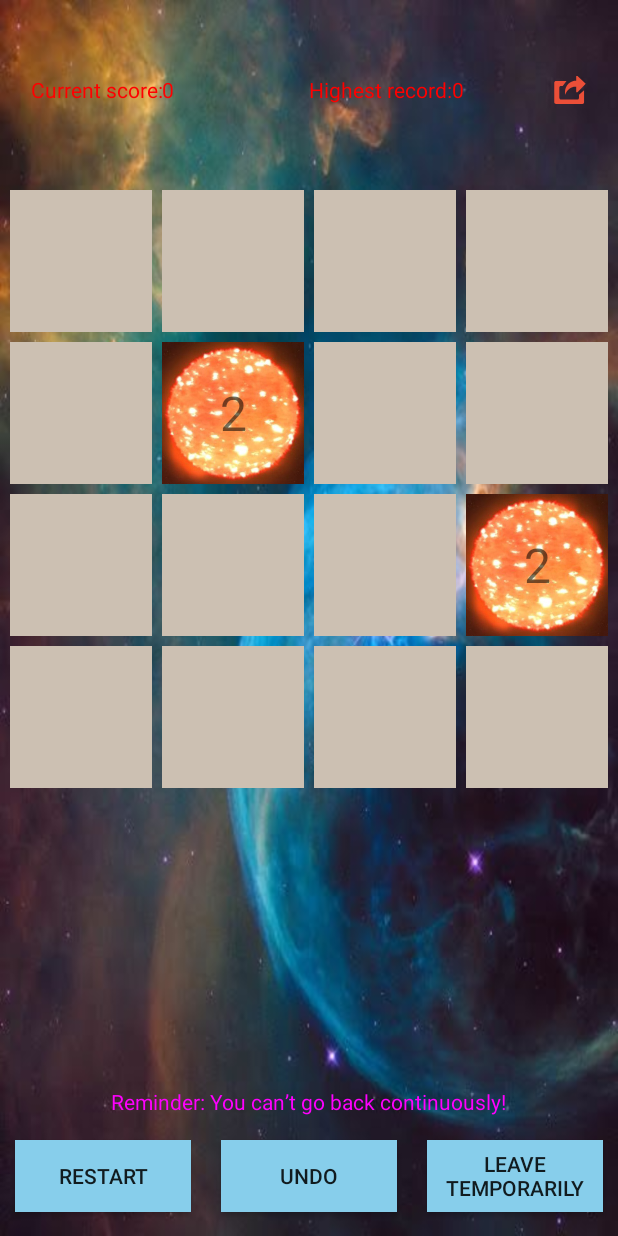
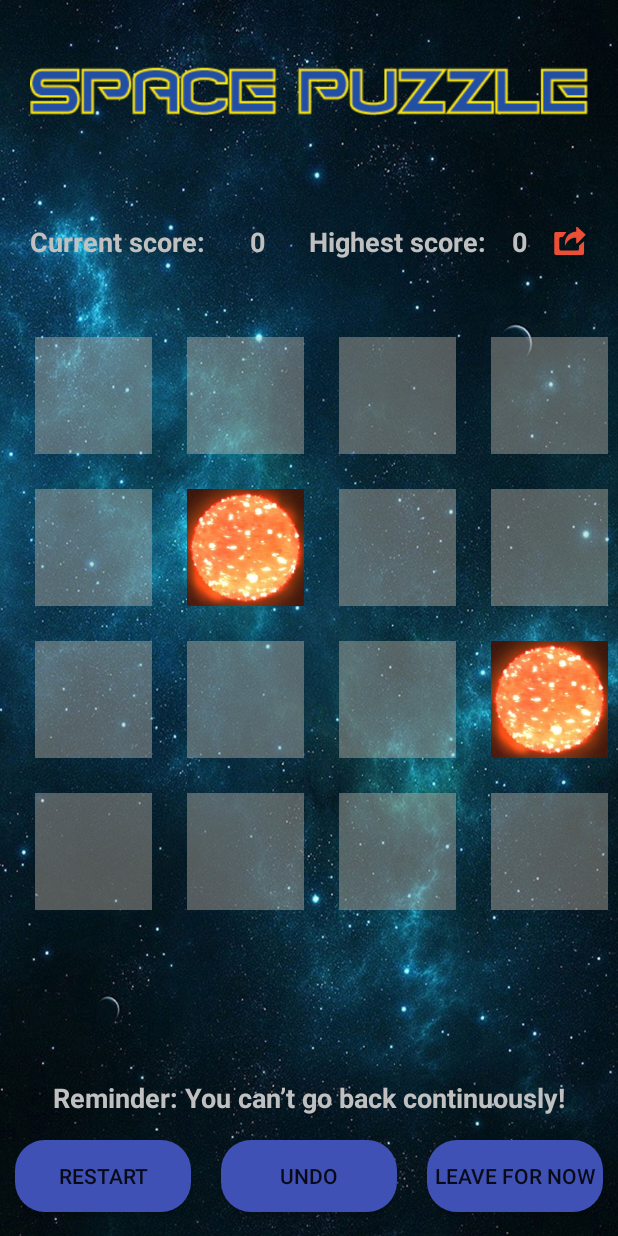
Before and after one commit to dkustarnikov/Space_Puzzle, an Android app: the screen it shows after launch (MainActivity), on a phone screen of 412 x 824 dp. Run offline under Robolectric (Android 15) with nearby library versions, the phone set to English and light mode, and no system bars.

Commit message:
Second commit

```diff
--- a/app/src/main/java/com/spacepuzzle/Card.java
+++ b/app/src/main/java/com/spacepuzzle/Card.java
@@ -15,9 +15,11 @@ public class Card extends FrameLayout {
         super(context);
         lable = new TextView(getContext());
         lable.setTextSize(32);
+        lable.setBackgroundDrawable(getResources().getDrawable(R.drawable.card_background));
         lable.setGravity(Gravity.CENTER);
         LayoutParams lp = new LayoutParams(-1, -1);
-        lp.setMargins(10, 10, 0, 0);
+
+        lp.setMargins(35, 35, 0, 0);
         addView(lable, lp);
         setNum(0);
     }
@@ -31,36 +33,48 @@ public class Card extends FrameLayout {
 
         //Set the size of the number
         this.num = num;
-        if (num > 0) {
-            lable.setText(num + "");
-        } else {
-            lable.setText("");
-        }
-
+//        if (num > 0) {
+//            lable.setText(num + "");
+//        } else {
+//            lable.setText("");
+//        }
         //Change the background color of the card according to the value
         switch (num) {
-            case 0: lable.setBackgroundColor(0xffccc0b2); break;
+            case 0: lable.setBackgroundColor(0xffccc0b2);
+            lable.setAlpha(.4f);
+            break;
             case 2: lable.setBackgroundColor(0xffeee4da);
+                lable.setAlpha(1f);
                 lable.setBackgroundDrawable(getResources().getDrawable(R.drawable.red_giant_image_two)); break;
             case 4: lable.setBackgroundColor(0xffede0c8);
+                lable.setAlpha(1f);
                 lable.setBackgroundDrawable(getResources().getDrawable(R.drawable.binary_stars_four));break;
             case 8: lable.setBackgroundColor(0xfff2b179);
+                lable.setAlpha(1f);
                 lable.setBackgroundDrawable(getResources().getDrawable(R.drawable.black_hole_absorbing_eight));break;
             case 16: lable.setBackgroundColor(0xfff59563);
+                lable.setAlpha(1f);
                 lable.setBackgroundDrawable(getResources().getDrawable(R.drawable.cyan_blue_many_stars_sixteen));break;
             case 32: lable.setBackgroundColor(0xfff67c5f);
+                lable.setAlpha(1f);
                 lable.setBackgroundDrawable(getResources().getDrawable(R.drawable.blue_many_stars_thirty_two)); break;
             case 64: lable.setBackgroundColor(0xfff65e3b);
+                lable.setAlpha(1f);
                 lable.setBackgroundDrawable(getResources().getDrawable(R.drawable.many_many_start_sixty_four)); break;
             case 128: lable.setBackgroundColor(0xffedcf72);
+                lable.setAlpha(1f);
                 lable.setBackgroundDrawable(getResources().getDrawable(R.drawable.bown_galaxy_hundred_twenty_eight)); break;
             case 256: lable.setBackgroundColor(0xffedc750);
+                lable.setAlpha(1f);
                 lable.setBackgroundDrawable(getResources().getDrawable(R.drawable.quasars_rip_across_galaxy_two_fifty_six)); break;
             case 512: lable.setBackgroundColor(0xffedc850);
+                lable.setAlpha(1f);
                 lable.setBackgroundDrawable(getResources().getDrawable(R.drawable.accelerating_galaxy_through_milky_way_five_twelve)); break;
             case 1024: lable.setBackgroundColor(0xffecc640);
+                lable.setAlpha(1f);
                 lable.setBackgroundDrawable(getResources().getDrawable(R.drawable.many_galaxies_thousand_twenty_four)); break;
-            default: lable.setBackgroundColor(0xffedc22d); break;
+            default: lable.setBackgroundColor(0xffedc22d);
+                lable.setAlpha(1f);break;
         }
 
     }
--- /dev/null
+++ b/app/src/main/res/drawable/card_background.xml
@@ -0,0 +1,9 @@
+<?xml version="1.0" encoding="utf-8"?>
+<selector xmlns:android="http://schemas.android.com/apk/res/android">
+    <item android:state_pressed="false">
+        <shape android:shape="rectangle">
+            <corners android:radius="20dp"/>
+            <solid android:color="@color/colorPrimary"/>
+        </shape>
+    </item>
+</selector>
--- /dev/null
+++ b/app/src/main/res/drawable/round_button.xml
@@ -0,0 +1,9 @@
+<?xml version="1.0" encoding="utf-8"?>
+<selector xmlns:android="http://schemas.android.com/apk/res/android">
+    <item android:state_pressed="false">
+        <shape android:shape="rectangle">
+            <corners android:radius="20dp"/>
+            <solid android:color="@color/colorPrimary"/>
+        </shape>
+    </item>
+</selector>
--- /dev/null
+++ b/app/src/main/res/drawable/text_view_background.xml
@@ -0,0 +1,9 @@
+<?xml version="1.0" encoding="utf-8"?>
+<selector xmlns:android="http://schemas.android.com/apk/res/android">
+    <item android:state_pressed="false">
+        <shape android:shape="rectangle">
+            <corners android:radius="20dp"/>
+            <solid android:color="@color/colorPrimary"/>
+        </shape>
+    </item>
+</selector>
--- a/app/src/main/res/layout/activity_main.xml
+++ b/app/src/main/res/layout/activity_main.xml
@@ -4,66 +4,87 @@
     android:layout_height="match_parent"
     android:background="@drawable/background">
 
+    <ImageView
+        android:id="@+id/logo"
+        android:layout_width="match_parent"
+        android:layout_height="wrap_content"
+        android:src="@drawable/logo_space_puzzle"
+        android:layout_marginTop="40dp"
+        android:layout_marginRight="20dp"
+        android:layout_marginLeft="20dp"/>
+
     <LinearLayout
         android:id="@+id/topPanel"
+        android:layout_below="@id/logo"
         android:layout_width="match_parent"
         android:layout_height="80dp"
-        android:layout_margin="20dp"
-        android:orientation="horizontal" >
+        android:layout_marginRight="20dp"
+        android:layout_marginTop="40dp"
+        android:orientation="horizontal"
+        android:layout_marginLeft="20dp">
 
         <LinearLayout
             android:layout_width="0dp"
-            android:layout_height="match_parent"
+            android:layout_height="46dp"
+            android:layout_gravity="center"
             android:layout_weight="1"
-            android:background="@null"
             android:orientation="horizontal">
 
             <TextView
                 android:id="@+id/tv"
                 android:layout_width="wrap_content"
                 android:layout_height="match_parent"
+                android:gravity="center"
                 android:text="@string/current_score"
-                android:textColor="#FF0000"
-                android:gravity="center" />
+                android:textColor="@color/white"
+                android:textSize="18sp"
+                android:textStyle="bold" />
 
             <TextView
                 android:id="@+id/Score"
-                android:layout_width="wrap_content"
+                android:layout_width="0dp"
                 android:layout_height="match_parent"
-                android:textColor="#FF0000"
-                android:gravity="center_vertical" />
+                android:layout_weight="1"
+                android:gravity="center"
+                android:textColor="@color/white"
+                android:textSize="18sp"
+                android:textStyle="bold"/>
 
         </LinearLayout>
 
         <LinearLayout
             android:layout_width="0dp"
-            android:layout_height="match_parent"
+            android:layout_height="46dp"
+            android:layout_gravity="center"
             android:layout_weight="1"
-            android:background="@null"
             android:orientation="horizontal">
 
             <TextView
                 android:id="@+id/maxtv"
                 android:layout_width="wrap_content"
                 android:layout_height="match_parent"
+                android:gravity="center"
                 android:text="@string/highest_record"
-                android:textColor="#FF0000"
-                android:gravity="center" />
+                android:textColor="@color/white"
+                android:textSize="18sp"
+                android:textStyle="bold"/>
 
             <TextView
                 android:id="@+id/maxScore"
                 android:layout_width="0dp"
+                android:layout_height="match_parent"
                 android:layout_weight="1"
-                android:layout_height="match_parent"
-                android:textColor="#FF0000"
-                android:gravity="center_vertical" />
+                android:gravity="center"
+                android:textColor="@color/white"
+                android:textSize="18sp"
+                android:textStyle="bold"/>
 
             <ImageView
                 android:id="@+id/share"
                 android:layout_width="wrap_content"
                 android:layout_height="wrap_content"
                 android:layout_gravity="center"
-                android:src="@drawable/share"/>
+                android:src="@drawable/share" />
 
         </LinearLayout>
 
@@ -83,7 +104,7 @@
             android:layout_weight="1"
             android:layout_gravity="center"
             android:layout_margin="10dp"
-            android:background="#87CEEB"
+            android:background="@drawable/round_button"
             android:text="@string/restart" />
 
 
@@ -94,7 +115,7 @@
             android:layout_weight="1"
             android:layout_gravity="center"
             android:layout_margin="10dp"
-            android:background="#87CEEB"
+            android:background="@drawable/round_button"
             android:text="@string/undo" />
 
         <Button
@@ -104,7 +125,7 @@
             android:layout_weight="1"
             android:layout_gravity="center"
             android:layout_margin="10dp"
-            android:background="#87CEEB"
+            android:background="@drawable/round_button"
             android:text="@string/leave_temporarily" />
 
     </LinearLayout>
@@ -115,7 +136,9 @@
         android:layout_height="wrap_content"
         android:layout_above="@+id/bottomPanel"
         android:text="@string/reminder_you_can_t_go_back_continuously"
-        android:textColor="#FF00FF"
+        android:textColor="@color/white"
+        android:textSize="18sp"
+        android:textStyle="bold"
         android:layout_centerHorizontal="true"/>
 
     <com.spacepuzzle.GameView
@@ -123,6 +146,7 @@
         android:layout_width="match_parent"
         android:layout_height="match_parent"
         android:layout_below="@+id/topPanel"
+        android:layout_marginBottom="20dp"
         android:layout_above="@+id/tip" />
 
 </RelativeLayout>
--- a/app/src/main/res/values/strings.xml
+++ b/app/src/main/res/values/strings.xml
@@ -1,9 +1,9 @@
 <resources>
     <string name="app_name">Space Puzzle</string>
-    <string name="leave_temporarily">leave temporarily</string>
+    <string name="leave_temporarily">leave for now</string>
     <string name="undo">Undo</string>
     <string name="restart">Restart</string>
     <string name="reminder_you_can_t_go_back_continuously">Reminder: You can’t go back continuously!</string>
     <string name="current_score">Current score:</string>
-    <string name="highest_record">Highest record:</string>
+    <string name="highest_record">Highest score:</string>
 </resources>
```
Also changed, not shown: app/src/main/res/drawable/background.jpg, app/src/main/res/drawable/logo_space_puzzle.png (added).
